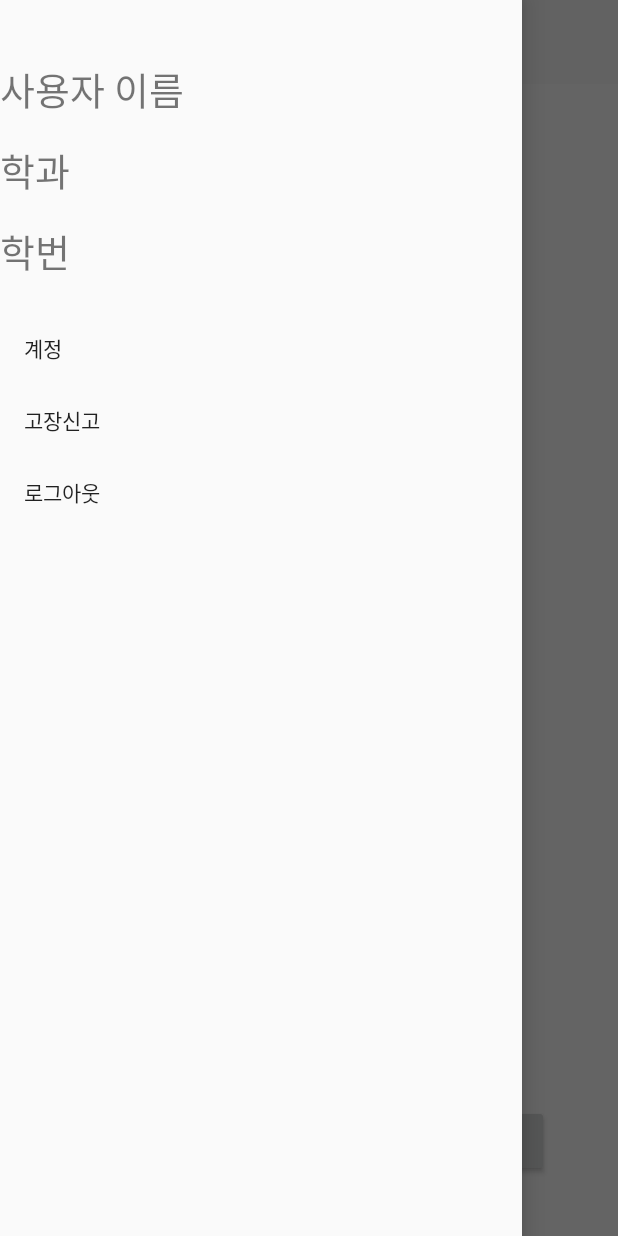
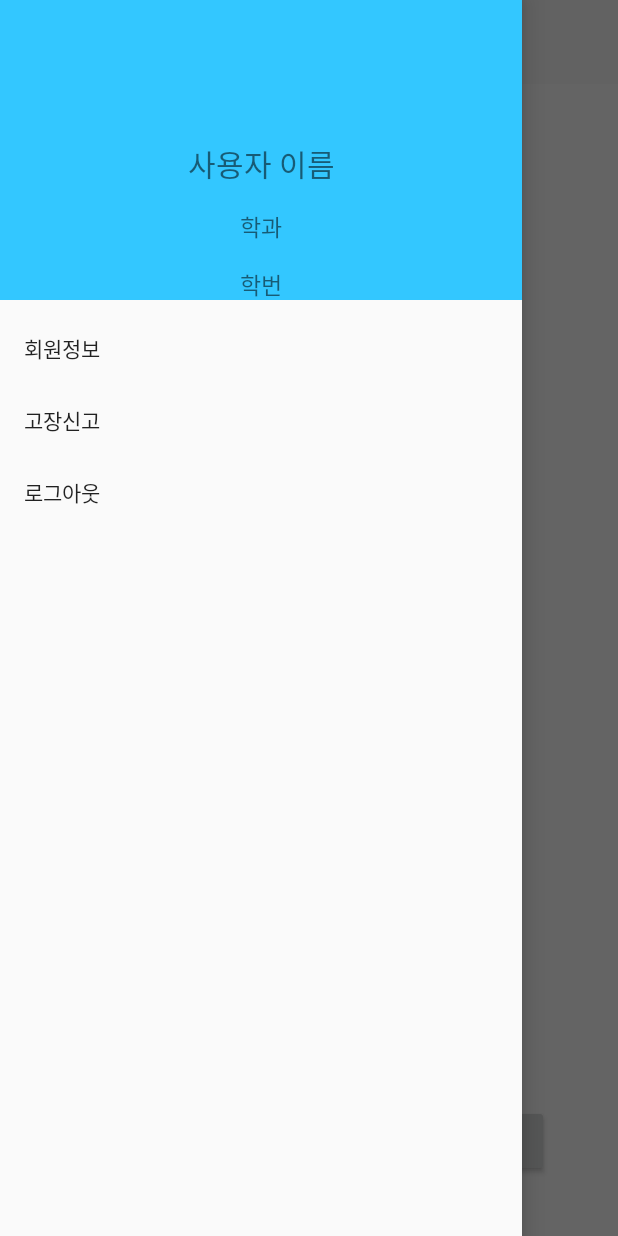
Before and after one commit to sungjun-jin/MJURental, an Android app: the MainActivity screen opened directly, with no data from a screen before it, with the side drawer open, on a phone screen of 412 x 824 dp. Run offline under Robolectric (Android 15) with nearby library versions, the phone set to English and light mode, and no system bars; our stand-ins replace Firebase (no records; nobody signed in at launch, a user with empty details on screens opened directly); libraries missing offline, so code that uses them is left out: org.tensorflow.demo.

Commit message:
logout add

```diff
--- a/app/src/main/AndroidManifest.xml
+++ b/app/src/main/AndroidManifest.xml
@@ -8,6 +8,7 @@
     <uses-permission android:name="android.permission.CAMERA" />
     <uses-permission android:name="android.permission.WRITE_EXTERNAL_STORAGE" />
     <uses-permission android:name="android.permission.INTERNET" />
+
 
 
     <application
--- a/app/src/main/java/com/example/projectmjurental/MainActivity.java
+++ b/app/src/main/java/com/example/projectmjurental/MainActivity.java
@@ -151,15 +151,27 @@ public class MainActivity extends AppCompatActivity {
             switch (menuItem.getItemId()) {
 
                 case R.id.account:
+
+                    //회원정보
                     Toast.makeText(getApplicationContext(), "계정 버튼", Toast.LENGTH_SHORT).show();
                     break;
 
                 case R.id.setting:
-                    Toast.makeText(getApplicationContext(), "설정 버튼", Toast.LENGTH_SHORT).show();
+
+                    //고장신고
+                    Toast.makeText(getApplicationContext(), "고장신고 버튼", Toast.LENGTH_SHORT).show();
                     break;
 
                 case R.id.logout:
+
+                    //로그아웃
                     Toast.makeText(getApplicationContext(), "로그아웃 버튼", Toast.LENGTH_SHORT).show();
+
+                    //현재 로그인한 회원은 로그아웃
+                    mAuth.signOut();
+                    Intent intent = new Intent(getApplicationContext(),LoginActivity.class);
+                    startActivity(intent);
+                    finish();
                     break;
             }
 
--- a/app/src/main/res/layout/main_nav_header.xml
+++ b/app/src/main/res/layout/main_nav_header.xml
@@ -5,18 +5,20 @@
     android:layout_width="match_parent"
     android:layout_height="200dp"
     android:orientation="vertical"
-    >
+    android:background="@color/colorPrimary">
 
     <TextView
         android:id="@+id/textName"
         android:layout_width="match_parent"
         android:layout_height="wrap_content"
-        android:layout_marginTop="40dp"
+        android:layout_marginTop="4dp"
+        android:gravity="center_horizontal"
         android:text="사용자 이름"
-        android:textSize="25sp"
+        android:textSize="20sp"
         app:layout_constraintEnd_toEndOf="parent"
+        app:layout_constraintHorizontal_bias="0.0"
         app:layout_constraintStart_toStartOf="parent"
-        app:layout_constraintTop_toTopOf="parent" />
+        app:layout_constraintTop_toBottomOf="@+id/imageView" />
 
     <TextView
         android:id="@+id/textDept"
@@ -24,20 +26,29 @@
         android:layout_height="wrap_content"
         android:layout_marginTop="15dp"
         android:text="학과"
-        android:textSize="25sp"
+        android:textSize="15sp"
         app:layout_constraintEnd_toEndOf="parent"
         app:layout_constraintStart_toStartOf="parent"
-        app:layout_constraintTop_toBottomOf="@+id/textName" />
-
+        app:layout_constraintTop_toBottomOf="@+id/textName"
+        android:gravity="center_horizontal"/>
     <TextView
         android:id="@+id/textNum"
         android:layout_width="match_parent"
         android:layout_height="wrap_content"
         android:layout_marginTop="15dp"
         android:text="학번"
-        android:textSize="25sp"
+        android:textSize="15sp"
         app:layout_constraintEnd_toEndOf="parent"
         app:layout_constraintStart_toStartOf="parent"
-        app:layout_constraintTop_toBottomOf="@+id/textDept" />
+        app:layout_constraintTop_toBottomOf="@+id/textDept"
+        android:gravity="center_horizontal"/>
 
+    <ImageView
+        android:id="@+id/imageView"
+        android:layout_width="85dp"
+        android:layout_height="90dp"
+        android:layout_marginStart="160dp"
+        app:layout_constraintStart_toStartOf="parent"
+        app:layout_constraintTop_toTopOf="parent"
+        tools:srcCompat="@tools:sample/avatars" />
 </androidx.constraintlayout.widget.ConstraintLayout>
--- a/app/src/main/res/menu/main_navigation_menu.xml
+++ b/app/src/main/res/menu/main_navigation_menu.xml
@@ -2,29 +2,21 @@
 <menu xmlns:android="http://schemas.android.com/apk/res/android">
 
     <group android:checkableBehavior="single">
-
         <item
             android:id="@+id/account"
-            android:title="계정">
-
+            android:title="회원정보">
         </item>
-
     </group>
 
     <group android:checkableBehavior="single">
-
         <item
             android:id="@+id/setting"
             android:title="고장신고">
 
         </item>
-
         <item
             android:id="@+id/logout"
             android:title="로그아웃">
-
         </item>
-
     </group>
-
 </menu>
--- a/app/src/main/res/values/colors.xml
+++ b/app/src/main/res/values/colors.xml
@@ -1,6 +1,6 @@
 <?xml version="1.0" encoding="utf-8"?>
 <resources>
-    <color name="colorPrimary">#008577</color>
+    <color name="colorPrimary">#33C7FF</color>
     <color name="colorPrimaryDark">#00574B</color>
     <color name="colorAccent">#D81B60</color>
 </resources>
```
